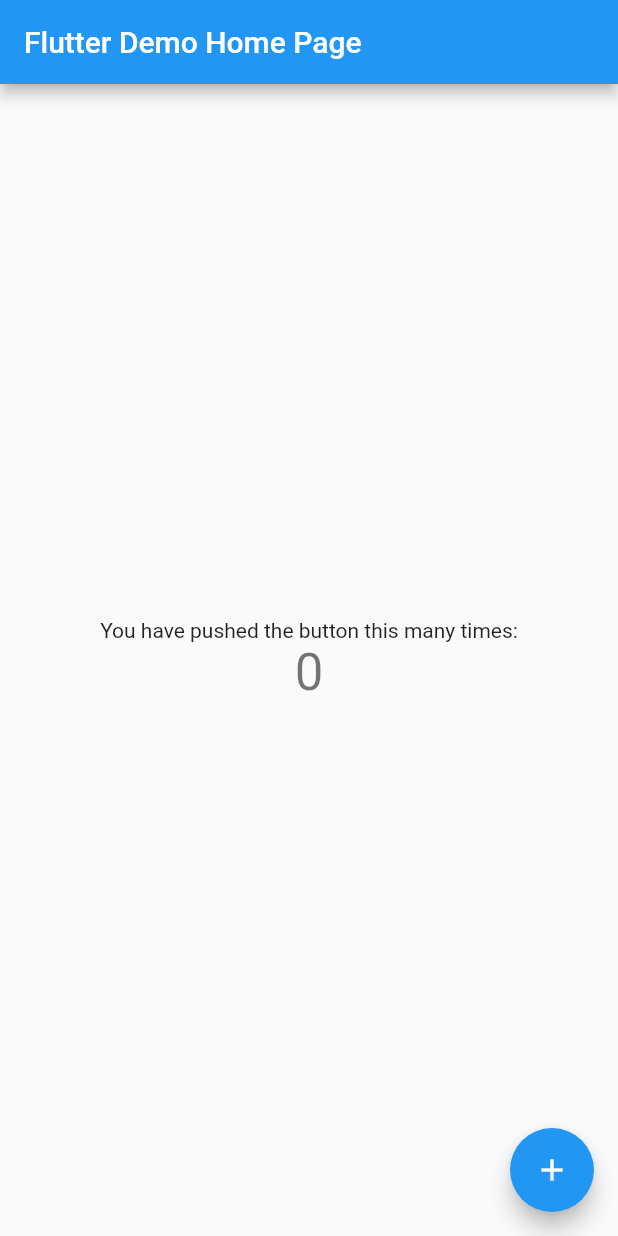
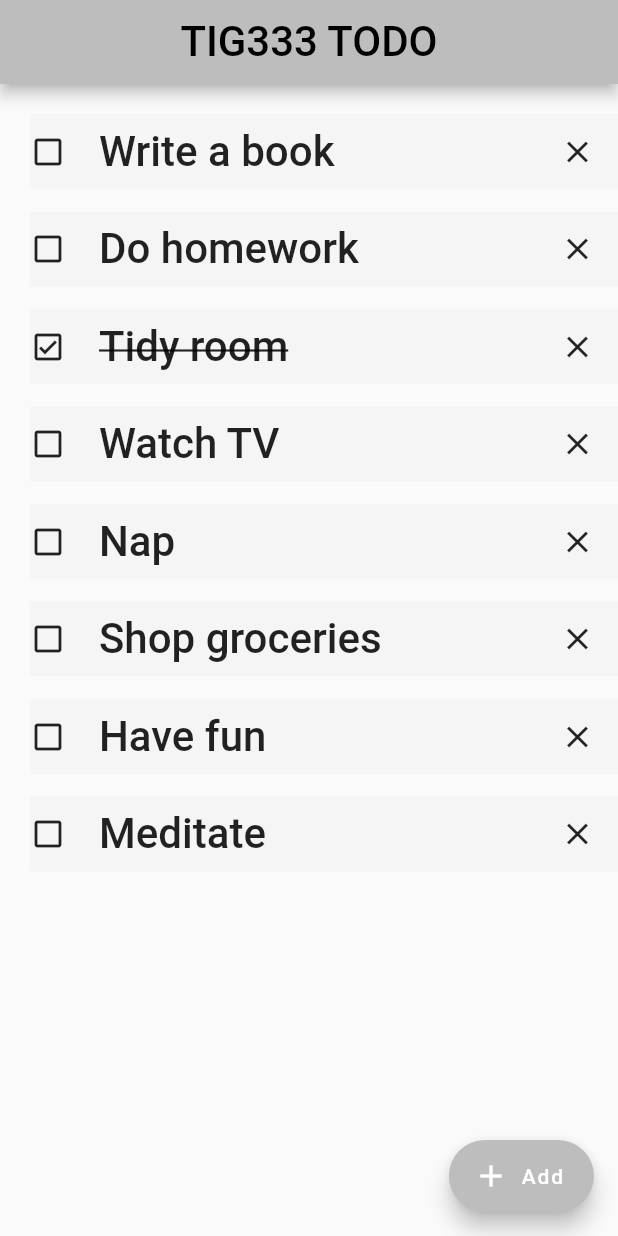
Before and after one commit to gu-tig333-ht22/gusmelleni, a Flutter app: the screen it shows after launch, on a phone screen of 412 x 824 dp. Run offline on Flutter 3.47's test engine with Material 2 defaults, Android fonts, the phone set to English and light mode, and no system bars; missing offline and left inert: dart:html.

Commit message:
redo commit

```diff
--- a/lib/main.dart
+++ b/lib/main.dart
@@ -1,115 +1,271 @@
+// ignore_for_file: prefer_const_constructors
+// ignore_for_file: prefer_const_literals_to_create_immutables
+import 'dart:html';
+
 import 'package:flutter/material.dart';
 
 void main() {
-  runApp(const MyApp());
+  runApp(Todo());
 }
 
-class MyApp extends StatelessWidget {
-  const MyApp({Key? key}) : super(key: key);
-
-  // This widget is the root of your application.
+class Todo extends StatelessWidget {
   @override
   Widget build(BuildContext context) {
-    return MaterialApp(
-      title: 'Flutter Demo',
-      theme: ThemeData(
-        // This is the theme of your application.
-        //
-        // Try running your application with "flutter run". You'll see the
-        // application has a blue toolbar. Then, without quitting the app, try
-        // changing the primarySwatch below to Colors.green and then invoke
-        // "hot reload" (press "r" in the console where you ran "flutter run",
-        // or simply save your changes to "hot reload" in a Flutter IDE).
-        // Notice that the counter didn't reset back to zero; the application
-        // is not restarted.
-        primarySwatch: Colors.blue,
+    return MaterialApp(home: TodoList());
+  }
+}
+
+// ignore: use_key_in_widget_constructors
+class TodoList extends StatefulWidget {
+  @override
+  // ignore: library_private_types_in_public_api
+  _TodoListState createState() => _TodoListState();
+}
+
+class _TodoListState extends State<TodoList> {
+  final TextEditingController _textFieldController = TextEditingController();
+  @override
+  Widget build(BuildContext context) {
+    return Scaffold(
+      appBar: AppBar(
+          backgroundColor: Colors.grey[400],
+          centerTitle: true,
+          title: const Text(
+            'TIG333 TODO',
+            style: TextStyle(
+                fontWeight: FontWeight.w500, fontSize: 28, color: Colors.black),
+          )),
+      floatingActionButton: FloatingActionButton.extended(
+        onPressed: () {
+          Navigator.of(context)
+              .push(MaterialPageRoute(builder: (context) => AddToDo()));
+        },
+        label: const Text('Add'),
+        icon: Icon(Icons.add),
+        backgroundColor: Colors.grey[400],
       ),
-      home: const MyHomePage(title: 'Flutter Demo Home Page'),
+      body: ListView(
+        padding: const EdgeInsets.fromLTRB(20, 20, 0, 0),
+        children: <Widget>[
+          Container(
+              margin: EdgeInsets.fromLTRB(0, 0, 0, 15),
+              height: 50,
+              color: Colors.grey[100],
+              child: Row(
+                children: [
+                  Icon(Icons.check_box_outline_blank),
+                  Padding(
+                    padding: EdgeInsets.fromLTRB(22, 0, 0, 0),
+                    child: Text('Write a book',
+                        style: TextStyle(
+                            fontWeight: FontWeight.w500, fontSize: 28)),
+                  ),
+                  Spacer(),
+                  Padding(
+                    padding: EdgeInsets.fromLTRB(0, 0, 15, 0),
+                    child: Icon(Icons.close),
+                  ),
+                ],
+              )),
+          Container(
+              margin: EdgeInsets.fromLTRB(0, 0, 0, 15),
+              height: 50,
+              color: Colors.grey[100],
+              child: Row(
+                children: [
+                  Icon(Icons.check_box_outline_blank),
+                  Padding(
+                    padding: EdgeInsets.fromLTRB(22, 0, 0, 0),
+                    child: Text('Do homework',
+                        style: TextStyle(
+                            fontWeight: FontWeight.w500, fontSize: 28)),
+                  ),
+                  Spacer(),
+                  Padding(
+                    padding: EdgeInsets.fromLTRB(0, 0, 15, 0),
+                    child: Icon(Icons.close),
+                  ),
+                ],
+              )),
+          Container(
+              margin: EdgeInsets.fromLTRB(0, 0, 0, 15),
+              height: 50,
+              color: Colors.grey[100],
+              child: Row(
+                children: [
+                  Icon(Icons.check_box_outlined),
+                  Padding(
+                    padding: EdgeInsets.fromLTRB(22, 0, 0, 0),
+                    child: Text('Tidy room',
+                        style: TextStyle(
+                            fontWeight: FontWeight.w500,
+                            fontSize: 28,
+                            decoration: TextDecoration.lineThrough)),
+                  ),
+                  Spacer(),
+                  Padding(
+                    padding: EdgeInsets.fromLTRB(0, 0, 15, 0),
+                    child: Icon(Icons.close),
+                  ),
+                ],
+              )),
+          Container(
+              margin: EdgeInsets.fromLTRB(0, 0, 0, 15),
+              height: 50,
+              color: Colors.grey[100],
+              child: Row(
+                children: [
+                  Icon(Icons.check_box_outline_blank),
+                  Padding(
+                    padding: EdgeInsets.fromLTRB(22, 0, 0, 0),
+                    child: Text('Watch TV',
+                        style: TextStyle(
+                            fontWeight: FontWeight.w500, fontSize: 28)),
+                  ),
+                  Spacer(),
+                  Padding(
+                    padding: EdgeInsets.fromLTRB(0, 0, 15, 0),
+                    child: Icon(Icons.close),
+                  ),
+                ],
+              )),
+          Container(
+              margin: EdgeInsets.fromLTRB(0, 0, 0, 15),
+              height: 50,
+              color: Colors.grey[100],
+              child: Row(
+                children: [
+                  Icon(Icons.check_box_outline_blank),
+                  Padding(
+                    padding: EdgeInsets.fromLTRB(22, 0, 0, 0),
+                    child: Text('Nap',
+                        style: TextStyle(
+                            fontWeight: FontWeight.w500, fontSize: 28)),
+                  ),
+                  Spacer(),
+                  Padding(
+                    padding: EdgeInsets.fromLTRB(0, 0, 15, 0),
+                    child: Icon(Icons.close),
+                  ),
+                ],
+              )),
+          Container(
+              margin: EdgeInsets.fromLTRB(0, 0, 0, 15),
+              height: 50,
+              color: Colors.grey[100],
+              child: Row(
+                children: [
+                  Icon(Icons.check_box_outline_blank),
+                  Padding(
+                    padding: EdgeInsets.fromLTRB(22, 0, 0, 0),
+                    child: Text('Shop groceries',
+                        style: TextStyle(
+                            fontWeight: FontWeight.w500, fontSize: 28)),
+                  ),
+                  Spacer(),
+                  Padding(
+                    padding: EdgeInsets.fromLTRB(0, 0, 15, 0),
+                    child: Icon(Icons.close),
+                  ),
+                ],
+              )),
+          Container(
+              margin: EdgeInsets.fromLTRB(0, 0, 0, 15),
+              height: 50,
+              color: Colors.grey[100],
+              child: Row(
+                children: [
+                  Icon(Icons.check_box_outline_blank),
+                  Padding(
+                    padding: EdgeInsets.fromLTRB(22, 0, 0, 0),
+                    child: Text('Have fun',
+                        style: TextStyle(
+                            fontWeight: FontWeight.w500, fontSize: 28)),
+                  ),
+                  Spacer(),
+                  Padding(
+                    padding: EdgeInsets.fromLTRB(0, 0, 15, 0),
+                    child: Icon(Icons.close),
+                  ),
+                ],
+              )),
+          Container(
+              margin: EdgeInsets.fromLTRB(0, 0, 0, 15),
+              height: 50,
+              color: Colors.grey[100],
+              child: Row(
+                children: [
+                  Icon(Icons.check_box_outline_blank),
+                  Padding(
+                    padding: EdgeInsets.fromLTRB(22, 0, 0, 0),
+                    child: Text('Meditate',
+                        style: TextStyle(
+                            fontWeight: FontWeight.w500, fontSize: 28)),
+                  ),
+                  Spacer(),
+                  Padding(
+                    padding: EdgeInsets.fromLTRB(0, 0, 15, 0),
+                    child: Icon(Icons.close),
+                  ),
+                ],
+              )),
+        ],
+      ),
     );
   }
 }
 
-class MyHomePage extends StatefulWidget {
-  const MyHomePage({Key? key, required this.title}) : super(key: key);
-
-  // This widget is the home page of your application. It is stateful, meaning
-  // that it has a State object (defined below) that contains fields that affect
-  // how it looks.
-
-  // This class is the configuration for the state. It holds the values (in this
-  // case the title) provided by the parent (in this case the App widget) and
-  // used by the build method of the State. Fields in a Widget subclass are
-  // always marked "final".
-
-  final String title;
-
-  @override
-  State<MyHomePage> createState() => _MyHomePageState();
-}
-
-class _MyHomePageState extends State<MyHomePage> {
-  int _counter = 0;
-
-  void _incrementCounter() {
-    setState(() {
-      // This call to setState tells the Flutter framework that something has
-      // changed in this State, which causes it to rerun the build method below
-      // so that the display can reflect the updated values. If we changed
-      // _counter without calling setState(), then the build method would not be
-      // called again, and so nothing would appear to happen.
-      _counter++;
-    });
-  }
+class AddToDo extends StatelessWidget {
+  const AddToDo({super.key});
 
   @override
   Widget build(BuildContext context) {
-    // This method is rerun every time setState is called, for instance as done
-    // by the _incrementCounter method above.
-    //
-    // The Flutter framework has been optimized to make rerunning build methods
-    // fast, so that you can just rebuild anything that needs updating rather
-    // than having to individually change instances of widgets.
     return Scaffold(
       appBar: AppBar(
-        // Here we take the value from the MyHomePage object that was created by
-        // the App.build method, and use it to set our appbar title.
-        title: Text(widget.title),
+        leading: IconButton(
+            onPressed: () {
+              Navigator.pop(context);
+            },
+            icon: Icon(Icons.arrow_back_ios, color: Colors.black)),
+        backgroundColor: Colors.grey[400],
+        centerTitle: true,
+        title: const Text(
+          'TIG333 TODO',
+          style: TextStyle(
+              fontWeight: FontWeight.bold, fontSize: 28, color: Colors.black),
+        ),
       ),
-      body: Center(
-        // Center is a layout widget. It takes a single child and positions it
-        // in the middle of the parent.
+      body: Container(
+        padding: EdgeInsets.all(30),
+        alignment: AlignmentDirectional.topCenter,
         child: Column(
-          // Column is also a layout widget. It takes a list of children and
-          // arranges them vertically. By default, it sizes itself to fit its
-          // children horizontally, and tries to be as tall as its parent.
-          //
-          // Invoke "debug painting" (press "p" in the console, choose the
-          // "Toggle Debug Paint" action from the Flutter Inspector in Android
-          // Studio, or the "Toggle Debug Paint" command in Visual Studio Code)
-          // to see the wireframe for each widget.
-          //
-          // Column has various properties to control how it sizes itself and
-          // how it positions its children. Here we use mainAxisAlignment to
-          // center the children vertically; the main axis here is the vertical
-          // axis because Columns are vertical (the cross axis would be
-          // horizontal).
-          mainAxisAlignment: MainAxisAlignment.center,
           children: <Widget>[
-            const Text(
-              'You have pushed the button this many times:',
-            ),
-            Text(
-              '$_counter',
-              style: Theme.of(context).textTheme.headline4,
-            ),
+            const TextField(
+                decoration: InputDecoration(
+                    contentPadding: EdgeInsets.all(20),
+                    fillColor: Colors.white,
+                    enabledBorder: OutlineInputBorder(
+                      borderSide: BorderSide(width: 2.0),
+                    ),
+                    labelText: 'What are you going to do?')),
+            Row(
+              mainAxisAlignment: MainAxisAlignment.center,
+              children: [
+                Padding(
+                  padding: EdgeInsets.fromLTRB(0, 47, 0, 0),
+                  child: Icon(Icons.add),
+                ),
+                Padding(
+                  padding: EdgeInsets.fromLTRB(0, 47, 0, 0),
+                  child: Text('ADD',
+                      style:
+                          TextStyle(fontWeight: FontWeight.w900, fontSize: 16)),
+                ),
+              ],
+            )
           ],
         ),
       ),
-      floatingActionButton: FloatingActionButton(
-        onPressed: _incrementCounter,
-        tooltip: 'Increment',
-        child: const Icon(Icons.add),
-      ), // This trailing comma makes auto-formatting nicer for build methods.
     );
   }
 }
```
